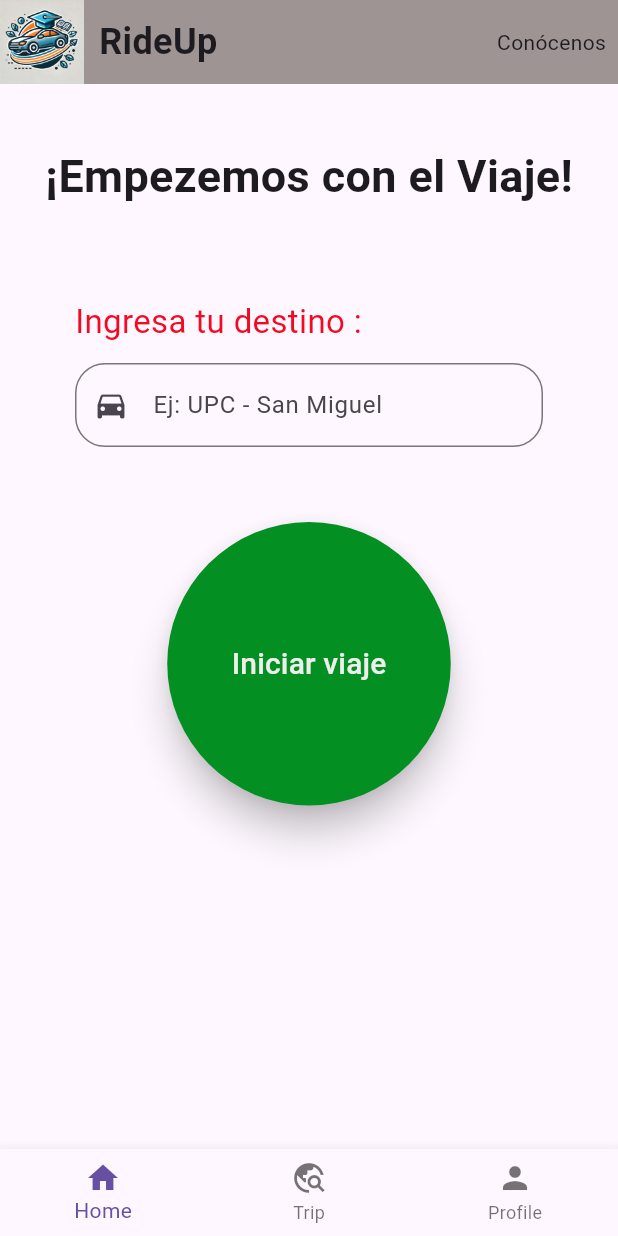
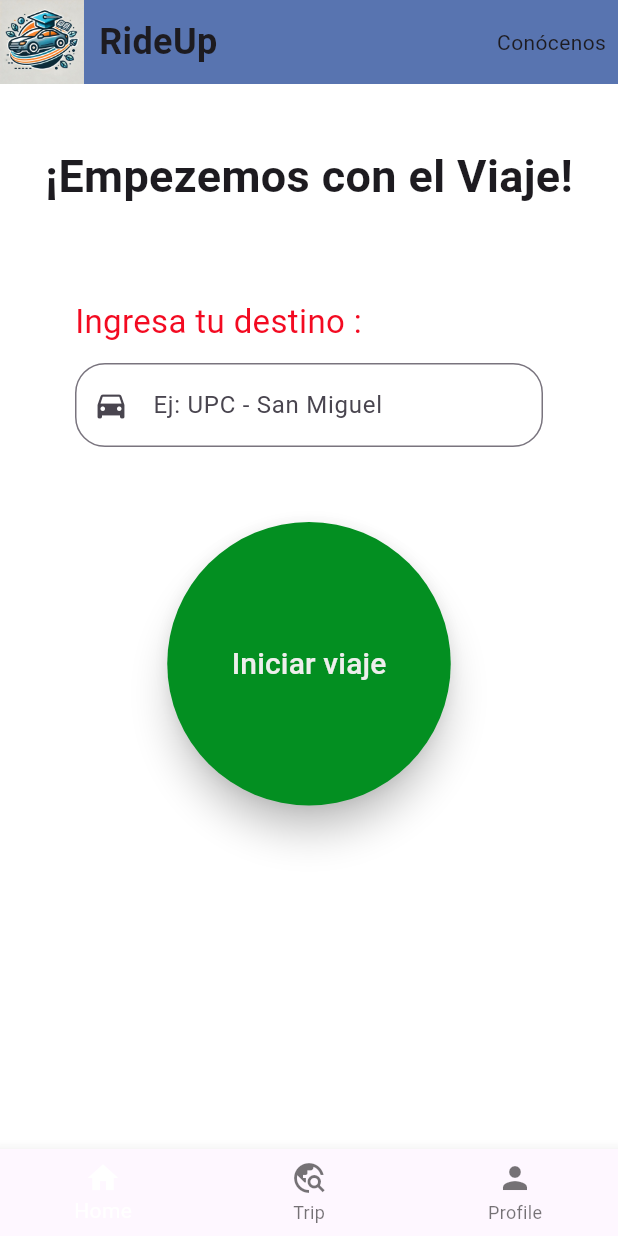
Before and after one commit to UniLink-Grupo3/App-Mobile-Flutter, a Flutter app: the MainPage screen opened directly, on a phone screen of 412 x 824 dp. Run offline on Flutter 3.47's test engine with Material 3 defaults, Android fonts, the phone set to English and light mode, and no system bars.

Commit message:
style: update colors in main_page

```diff
--- a/lib/features/app/presentation/main_page.dart
+++ b/lib/features/app/presentation/main_page.dart
@@ -93,11 +93,12 @@ class _MainPageState extends State<MainPage> {
     ];
 
     return Scaffold(
+      backgroundColor: Colors.white,
       appBar: AppBar(
         flexibleSpace: SafeArea(
           child: Container(
             decoration: const BoxDecoration(
-              color: Color.fromARGB(255, 158, 148, 148),
+              color: Color.fromARGB(255, 88, 116, 176),
             ),
             child: Row(
               children: [
@@ -122,6 +123,7 @@ class _MainPageState extends State<MainPage> {
             _selectedIndex = index;
           });
         },
+        selectedItemColor: Colors.white,
         type: BottomNavigationBarType.fixed,
         items: const [
           BottomNavigationBarItem(icon: Icon(Icons.home), label: 'Home'),
```
